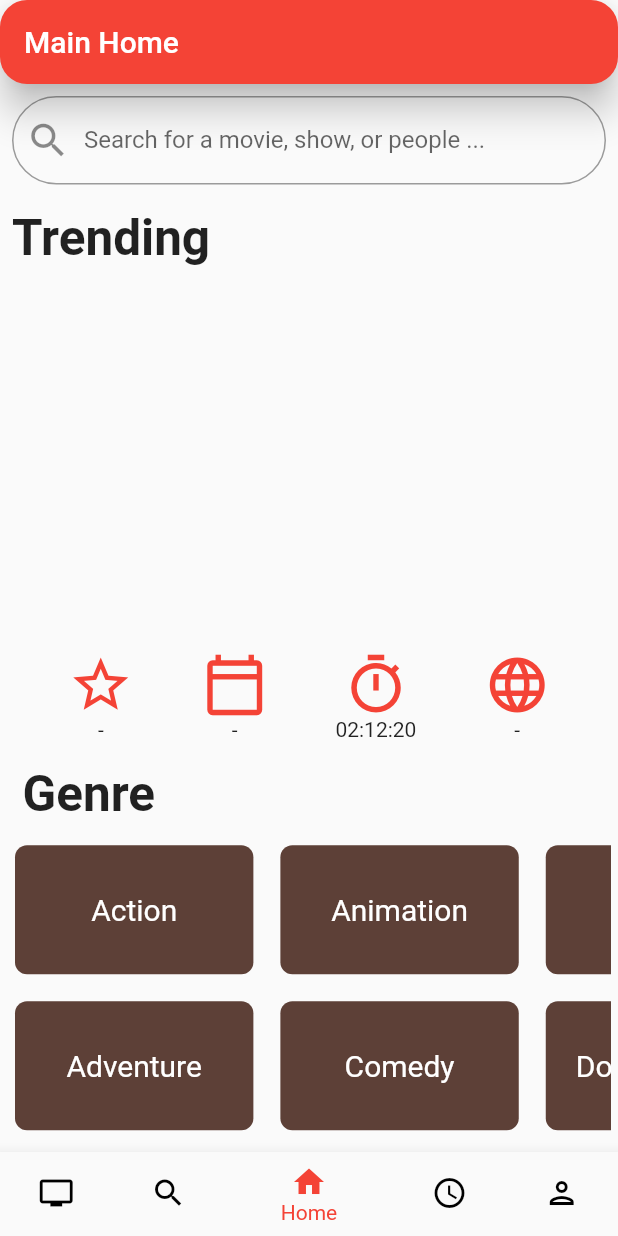
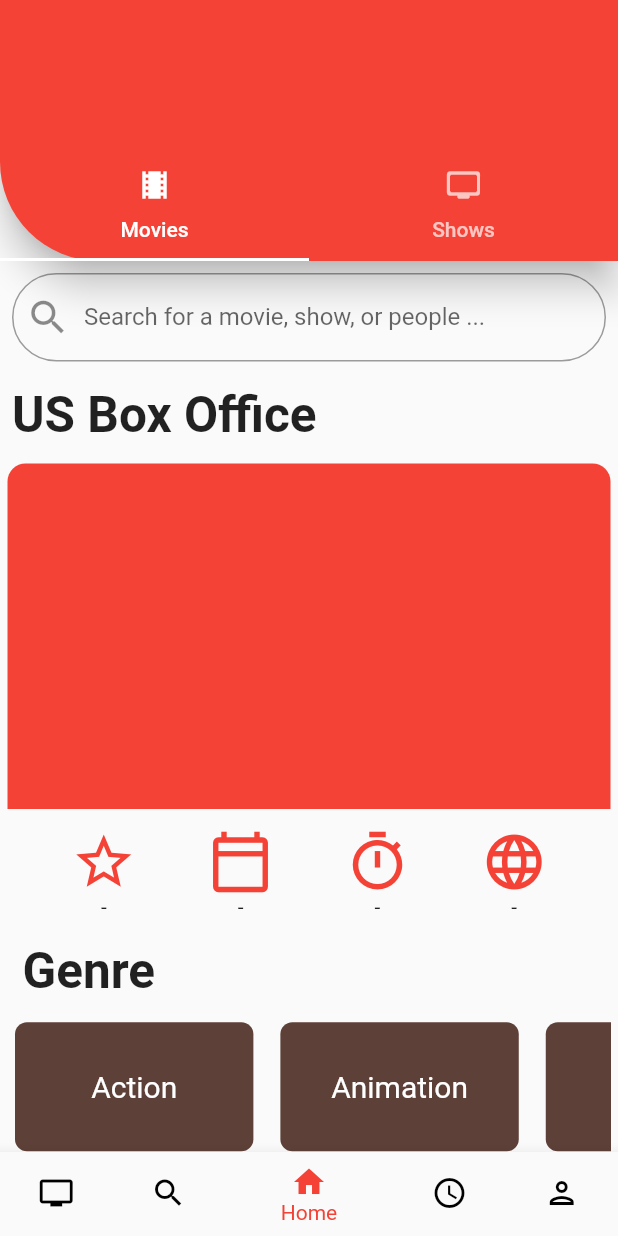
Before and after one commit to shariffahes/Chillax, a Flutter app: the screen it shows after launch, on a phone screen of 412 x 824 dp. Run offline on Flutter 3.47's test engine with Material 2 defaults, Android fonts, the phone set to English and light mode, and no system bars; our stand-ins replace pull_to_refresh, scroll_to_index; network calls fail.

```diff
--- a/Garbage/item_view.dart
+++ b/Garbage/item_view.dart
@@ -1,5 +1,5 @@
 import 'package:discuss_it/models/providers/Movies.dart';
-import 'package:discuss_it/widgets/Item_details.dart';
+import 'Item_details.dart';
 import 'package:flutter/material.dart';
 
 class ItemList extends StatelessWidget {
--- a/Garbage/poster_item.dart
+++ b/Garbage/poster_item.dart
@@ -1,6 +1,6 @@
 import 'package:discuss_it/models/providers/Movies.dart';
 import 'package:discuss_it/models/providers/User.dart';
-import 'package:discuss_it/widgets/Item_details.dart';
+import 'Item_details.dart';
 import 'package:flutter/material.dart';
 import 'package:provider/provider.dart';
 
--- a/lib/main.dart
+++ b/lib/main.dart
@@ -1,7 +1,6 @@
 import 'package:discuss_it/models/providers/Movies.dart';
 import 'package:discuss_it/models/providers/User.dart';
 import 'package:discuss_it/screens/list_all_screen.dart';
-import 'package:discuss_it/widgets/Item_details.dart';
 import 'package:discuss_it/widgets/PreviewWidgets/PreviewItem.dart';
 import 'package:provider/provider.dart';
 import 'screens/tabs_screen.dart';
--- a/lib/models/keys.dart
+++ b/lib/models/keys.dart
@@ -1,16 +1,12 @@
 import 'dart:convert';
-
-import 'package:discuss_it/models/providers/Movies.dart';
-import 'package:discuss_it/models/providers/User.dart';
 import 'package:http/http.dart' as http;
 import 'package:intl/intl.dart';
 
 enum DiscoverTypes {
+  boxoffice,
+  genre,
   trending,
-  genre,
-  now_playing,
   popular,
-  top_rated,
   upcoming
 }
 
@@ -25,31 +21,39 @@ extension ParseToString on DiscoverTypes {
 }
 
 class keys {
-  static Map<String, int> genres = {
-    "Action": 28,
-    "Adventure": 12,
-    "Animation": 16,
-    "Comedy": 35,
-    "Crime": 80,
-    "Documentary": 99,
-    "Drama": 18,
-    "Family": 10751,
-    "Fantasy": 14,
-    "History": 36,
-    "Horror": 27,
-    "Music": 10402,
-    "Mystery": 9648,
-    "Romance": 10749,
-    "Science Fiction": 878,
-    "TV Movie": 10770,
-    "Thriller": 53,
-    "War": 10752,
-    "Western": 37,
-  };
+  static List<String> genres = [
+   "Action",
+    "Adventure",
+    "Animation",
+    "Anime",
+    "Comedy",
+    "Crime",
+    "Documentary",
+    "Drama",
+    "Family",
+    "Fantasy",
+    "History",
+    "Holiday",
+    "Horror",
+    "Music",
+    "Musical",
+    "Mystery",
+    "None",
+    "Romance",
+    "Science Fiction",
+    "Short",
+    "Sporting Event",
+    "Superhero",
+    "Suspense",
+    "Thriller",
+    "War",
+    "Western"
+  ];
   static int mainList = 2;
-  static const String apiKey = "dd5468d7aa41e016a24fa6bce058252d";
-  static String baseImageURL = "https://image.tmdb.org/t/p/w500";
-  static String baseURL = "https://api.themoviedb.org/3/";
+  static const String apiKey = "4b919f5ec98bd3a8ae5e4603d87a919a22dedbbbb009839540bd43eae25b68f2";
+  static String baseImageURL = "https://image.tmdb.org/t/p/";
+  static String baseURL = "https://api.trakt.tv/";
+  static const String defaultImage = "https://i.postimg.cc/cLWJs6Rb/logo.png";
   void fetchConfig() async {
     final url =
         Uri.parse("https://api.themoviedb.org/3/configuration?api_key=$apiKey");
--- a/lib/models/providers/Movies.dart
+++ b/lib/models/providers/Movies.dart
@@ -9,26 +9,21 @@ class Movie {
   final int id;
   final String name;
   final String overview;
-  final String posterURL;
-  final String backDropURL;
-  final double rate;
-  final String releaseDate;
+  String posterURL;
+  String backDropURL;
+  final String rate;
+  final int releaseDate;
   final String language;
+  final int duration;
 
-  Movie(
-    this.id,
-    this.name,
-    this.overview,
-    this.posterURL,
-    this.backDropURL,
-    this.rate,
-    this.releaseDate,
-    this.language,
-  );
+  Movie(this.id, this.name, this.overview, this.rate, this.releaseDate,
+      this.language, this.duration, this.posterURL, this.backDropURL);
 }
 
 class MovieProvider with ChangeNotifier {
   Map<DiscoverTypes, List<Movie>> _movies = {};
+  Map<int, List<String>> imgs = {};
+
   List<int> currentPage = DiscoverTypes.values.map((e) => 1).toList();
 
   Future<MovieProvider> fetchMovieListBy(DiscoverTypes type,
@@ -36,24 +31,25 @@ class MovieProvider with ChangeNotifier {
     if (_movies[type] != null && _movies[type]!.isNotEmpty) return this;
     final stringURL = _prepareURL(type);
     final decodedData = await _fetchData(stringURL);
-    final results = decodedData['results'] as List<dynamic>;
 
-    final movieData = _extractMoviesData(results);
+    final results = decodedData as List<dynamic>;
+
+    final movieData = await _extractMoviesData(results);
+
     _movies[type] = movieData;
+
     notifyListeners();
     return this;
   }
 
-  String _prepareURL(DiscoverTypes type, {page = 1, int? genre}) {
-    String stringURL = "";
-    if (type == DiscoverTypes.trending) {
-      stringURL = '${keys.baseURL}trending/all/day?api_key=${keys.apiKey}';
-    } else if (type == DiscoverTypes.genre) {
+  String _prepareURL(DiscoverTypes type, {page = 1, String? genre}) {
+    String stringURL;
+    if (type == DiscoverTypes.genre) {
       stringURL =
-          '${keys.baseURL}discover/movie?api_key=${keys.apiKey}&sort_by=popularity.des&page=$page&with_genres=$genre';
+          '${keys.baseURL}movies/recommended/daily?&page=$page&limit=${15}&genres=${genre!.toLowerCase()}&extended=full';
     } else {
       stringURL =
-          '${keys.baseURL}movie/${type.toShortString()}?api_key=${keys.apiKey}&language=en-US&page=$page';
+          '${keys.baseURL}movies/${type.toShortString()}?api_key=${keys.apiKey}&page=$page&limit=${15}&extended=full';
     }
     return stringURL;
   }
@@ -61,65 +57,86 @@ class MovieProvider with ChangeNotifier {
   Future<dynamic> _fetchData(String url) async {
     final parsedURL = Uri.parse(url);
     try {
-      final response = await http.get(parsedURL);
-      print(response.request);
+      final response = await http.get(
+        parsedURL,
+        headers: {
+          'Content-Type': 'application/json',
+          'trakt-api-version': '2',
+          'trakt-api-key': keys.apiKey,
+        },
+      );
+
       return json.decode(response.body);
     } catch (error) {
       throw HttpException(error.toString());
     }
   }
 
-  List<Movie> _extractMoviesData(List<dynamic> results) {
+  Future<List<Movie>> _extractMoviesData(List<dynamic> results) async {
     List<Movie> movieData = [];
+    for (var movie in results) {
+      final res = movie['movie'] ?? movie;
+      final id = res['ids']['trakt'] ?? 0;
+      print(id);
+      final title = res['title'] ?? '-';
+      final overview = res['overview'] ?? '-';
+      final duration = res['runtime'] ?? 0;
+      final rate =
+          res['rating'] == null ? '-' : res['rating'].toStringAsFixed(1);
 
-    results.forEach((movie) {
-      //deal with empty values
-      final id = movie['id'] ?? 0;
-      final title = movie['original_title'] ?? '-';
-      final overview = movie['overview'] ?? '-';
-      final imageURL = movie['poster_path'] == null
+      int releaseDate = res['year'] ?? 0;
+      String lan = res['language'] ?? '-';
+      lan = lan.isEmpty ? '-' : lan;
+
+      final tmdbId = res['ids']['tmdb'] ?? -1;
+
+      final url = Uri.parse(
+          'https://api.themoviedb.org/3/movie/$tmdbId/images?api_key=dd5468d7aa41e016a24fa6bce058252d');
+
+      final response = await http.get(url);
+
+      final images = json.decode(response.body);
+
+      final posterImages = images['posters'] != null
+          ? (images['posters'].isNotEmpty ? images['posters'][0] : {})
+          : {};
+      final imageURL = posterImages['file_path'] == null
           ? "https://i.postimg.cc/cLWJs6Rb/logo.png"
-          : keys.baseImageURL + movie['poster_path'];
-      final backDropURL = movie['backdrop_path'] == null
+          : keys.baseImageURL + '/w500' + posterImages['file_path'];
+
+      final backdropImages = images['backdrops'] != null
+          ? (images['backdrops'].isNotEmpty ? images['backdrops'][0] : {})
+          : {};
+      final backDropURL = backdropImages['file_path'] == null
           ? "https://i.postimg.cc/cLWJs6Rb/logo.png"
-          : keys.baseImageURL + movie['backdrop_path'];
-
-      final rate = movie['vote_average'] == null
-          ? 0.0
-          : movie['vote_average'].toDouble();
-
-      String releaseDate = movie['release_date'] ?? '-';
-      releaseDate = releaseDate.isEmpty ? '-' : releaseDate;
-
-      String lan = movie['original_language'] ?? '-';
-
-      lan = lan.isEmpty ? '-' : lan;
+          : keys.baseImageURL + '/w1280' + backdropImages['file_path'];
 
       movieData.add(Movie(
         id,
         title,
         overview,
-        imageURL,
-        backDropURL,
         rate,
         releaseDate,
         lan,
+        duration,
+        imageURL,
+        backDropURL,
       ));
-    });
+    }
 
     return movieData;
   }
 
-  Future<void> loadMore(DiscoverTypes type, {int? genre}) async {
+  Future<void> loadMore(DiscoverTypes type, {String? genre}) async {
     currentPage[type.index]++;
 
     final url = _prepareURL(type, page: currentPage[type.index], genre: genre);
     try {
       final decodedData = await _fetchData(url);
 
-      final results = decodedData['results'] as List<dynamic>;
+      final results = decodedData as List<dynamic>;
 
-      List<Movie> _movieData = _extractMoviesData(results);
+      List<Movie> _movieData = await _extractMoviesData(results);
       _movies[type]!.addAll(_movieData);
     } catch (error) {
       print(error);
@@ -129,25 +146,34 @@ class MovieProvider with ChangeNotifier {
   }
 
   Future<List<People>> fetchCast(int id) async {
-    final stringURL = keys.baseURL +
-        "/movie/$id/credits?api_key=${keys.apiKey}&language=en-US";
+    final stringURL = keys.baseURL + "movies/$id/people?api_key=${keys.apiKey}";
+
     final decodedData = await _fetchData(stringURL);
 
     final _results = decodedData['cast'] as List<dynamic>;
+
     final maxRange = _results.length < 10 ? _results.length : 10;
+
     List<People> _cast = [];
-    for (var actor in _results.getRange(0, maxRange)) {
-      final id = actor['id'];
-      final name = actor['name'];
-      final originalName = actor['original_name'];
-      final gender = actor['gender'];
-      final character = actor['character'] ?? "-";
-      final profileURL = actor['profile_path'] == null
-          ? "https://i.postimg.cc/cLWJs6Rb/logo.png"
-          : keys.baseImageURL + actor['profile_path'];
 
-      _cast.add(People(name, id, gender, originalName, character, profileURL));
-    }
+    _results.getRange(0, maxRange).forEach((actor) {
+      final person = actor['person'];
+
+      final id = person['ids']['trakt'] ?? 0;
+      final name = person['name'] ?? '-';
+
+      final List<dynamic> characters = actor['characters'] ?? [];
+
+
+      List<String> chars = [];
+      characters.forEach((element) {
+        chars.add(element);
+      });
+
+      final profileURL = "https://i.postimg.cc/cLWJs6Rb/logo.png";
+
+      _cast.add(People(name, id, chars, profileURL));
+    });
 
     return _cast;
   }
@@ -158,19 +184,22 @@ class MovieProvider with ChangeNotifier {
     final url =
         "https://api.themoviedb.org/3/search/movie?api_key=${keys.apiKey}&query=$parsedName";
     final response = await _fetchData(url);
-    final results = response['results'] as List<dynamic>;
-    List<Movie> _searchData = _extractMoviesData(results);
+    final results = response as List<dynamic>;
+    List<Movie> _searchData = await _extractMoviesData(results);
     return _searchData;
   }
 
   Future<List<Movie>> fetchMovieBy(String genre) async {
     currentPage[DiscoverTypes.genre.index] = 1;
 
-    final url = _prepareURL(DiscoverTypes.genre, genre: keys.genres[genre]);
+    final url = _prepareURL(DiscoverTypes.genre, genre: genre);
 
     final decodedData = await _fetchData(url);
-    final results = decodedData['results'] as List<dynamic>;
-    final List<Movie> _movieData = _extractMoviesData(results);
+
+    final results = decodedData as List<dynamic>;
+
+    final List<Movie> _movieData = await _extractMoviesData(results);
+
     _movies[DiscoverTypes.genre] = _movieData;
     return _movieData;
   }
--- a/lib/models/providers/People.dart
+++ b/lib/models/providers/People.dart
@@ -1,11 +1,8 @@
 class People {
   final String name;
   final int id;
-  final int gender;
-  final String originalName;
-  final String character;
+  final List<String> character;
   final String profileURL;
 
-  People(this.name, this.id, this.gender, this.originalName, this.character,
-      this.profileURL);
+  People(this.name, this.id, this.character, this.profileURL);
 }
--- a/lib/screens/home_screen.dart
+++ b/lib/screens/home_screen.dart
@@ -20,7 +20,7 @@ class _HomeScreenState extends State<HomeScreen> {
     return SingleChildScrollView(
       child: Column(children: [
         SearchWidget(),
-        Trending(DiscoverTypes.trending),
+        Trending(DiscoverTypes.boxoffice),
         Container(
             padding: const EdgeInsets.all(5),
             child: Genre(DiscoverTypes.genre)),
--- a/lib/screens/list_all_screen.dart
+++ b/lib/screens/list_all_screen.dart
@@ -22,7 +22,7 @@ class ListAll extends StatelessWidget {
     );
 
     Future<void> load() async {
-      await _movieProvider.loadMore(type, genre: keys.genres[genre] ?? null);
+      await _movieProvider.loadMore(type, genre: genre ?? null);
       _controller.loadComplete();
     }
 
@@ -33,7 +33,9 @@ class ListAll extends StatelessWidget {
       body: FutureBuilder<List<Movie>>(
         future: (genre != null ? _movieProvider.fetchMovieBy(genre) : null),
         builder: (_, snapshot) {
+          print(snapshot.error);
           if (snapshot.hasError) return Text('An error has occured :(');
+
           if (snapshot.connectionState == ConnectionState.waiting)
             return Center(
               child: CircularProgressIndicator(),
--- a/lib/screens/tabs_screen.dart
+++ b/lib/screens/tabs_screen.dart
@@ -22,34 +22,12 @@ class _TabsScreenState extends State<TabsScreen> {
       {
         'page': WatchListScreen(),
         'title': 'Watch List',
-        'tabBar': TabBar(
-          labelColor: Colors.white,
-          tabs: [
-            Tab(
-              text: 'Movies',
-            ),
-            Tab(
-              text: 'Shows',
-            )
-          ],
-        )
       },
       {'page': SearchScreen(), 'title': 'Discover'},
       {'page': HomeScreen(), 'title': 'Main Home'},
       {
         'page': UpcomingScreen(),
         'title': 'Upcoming',
-        'tabBar': TabBar(
-          labelColor: Colors.white,
-          tabs: [
-            Tab(
-              text: 'Movies',
-            ),
-            Tab(
-              text: 'Shows',
-            )
-          ],
-        )
       },
       {'page': ProfileScreen(), 'title': 'My Profile'},
     ];
@@ -68,12 +46,24 @@ class _TabsScreenState extends State<TabsScreen> {
       child: Scaffold(
         appBar: AppBar(
           elevation: 10,
-          shape:
-              RoundedRectangleBorder(borderRadius: BorderRadius.circular(18)),
-          bottom: tabBarWidgets[_index].containsKey('tabBar')
-              ? tabBarWidgets[_index]['tabBar'] as TabBar
-              : null,
-          title: Text(tabBarWidgets[_index]['title'] as String),
+          shape: RoundedRectangleBorder(
+              borderRadius: BorderRadius.only(
+            bottomLeft: Radius.circular(66),
+          )),
+          toolbarHeight: 100,
+          bottom: TabBar(
+            labelColor: Colors.white,
+            tabs: [
+              Tab(
+                icon: Icon(Icons.local_movies),
+                text: 'Movies',
+              ),
+              Tab(
+                icon: Icon(Icons.tv_rounded),
+                text: 'Shows',
+              )
+            ],
+          ),
         ),
         bottomNavigationBar: BottomNavigationBar(
           selectedItemColor: Colors.red,
--- a/lib/widgets/HomeWidgets/Type/PosterList.dart
+++ b/lib/widgets/HomeWidgets/Type/PosterList.dart
@@ -86,8 +86,8 @@ class _PosterListState extends State<PosterList> {
 }
 
 class ImagePoster extends StatelessWidget {
-  final String posterURL;
-  const ImagePoster(this.posterURL);
+  final String imageURL;
+  const ImagePoster(this.imageURL);
 
   @override
   Widget build(BuildContext context) {
@@ -98,7 +98,7 @@ class ImagePoster extends StatelessWidget {
         child: FadeInImage(
           placeholder: AssetImage('assets/images/logo.png'),
           image: NetworkImage(
-            posterURL,
+            imageURL,
           ),
           fit: BoxFit.cover,
         ),
--- a/lib/widgets/HomeWidgets/Type/Type.dart
+++ b/lib/widgets/HomeWidgets/Type/Type.dart
@@ -1,5 +1,4 @@
 import 'package:discuss_it/widgets/UniversalWidgets/universal.dart';
-
 import '../../../models/keys.dart';
 import '../../../models/providers/Movies.dart';
 import '../../../screens/list_all_screen.dart';
@@ -44,6 +43,7 @@ class Type extends StatelessWidget {
         builder: (_, snapshot) {
           if (snapshot.hasError)
             //replace by somthing better
+
             return Universal.failedWidget();
           if (snapshot.connectionState == ConnectionState.waiting)
             return Universal.loadingWidget();
--- a/lib/widgets/HomeWidgets/genre/Genre.dart
+++ b/lib/widgets/HomeWidgets/genre/Genre.dart
@@ -6,7 +6,7 @@ class Genre extends StatelessWidget {
   final DiscoverTypes type;
    Genre(this.type);
 
-  final _items = keys.genres.keys.toList();
+  final _items = keys.genres.toList();
   @override
   Widget build(BuildContext context) {
     return Column(
--- a/lib/widgets/HomeWidgets/search/SearchList.dart
+++ b/lib/widgets/HomeWidgets/search/SearchList.dart
@@ -22,7 +22,7 @@ class SearchLists extends StatelessWidget {
                   },
                   leading: Image.network(movie.posterURL),
                   title: Text(movie.name),
-                  subtitle: Text(keys.reformData(movie.releaseDate)),
+                  subtitle: Text(keys.reformData(movie.releaseDate.toString())),
                 ))
             .toList(),
       ),
--- a/lib/widgets/HomeWidgets/trending/Trending.dart
+++ b/lib/widgets/HomeWidgets/trending/Trending.dart
@@ -45,7 +45,23 @@ class _TrendingState extends State<Trending> {
   Widget build(BuildContext context) {
     var aspectRatio = AspectRatio(
       aspectRatio: 7 / 4,
-      child: ListView.builder(
+      child: _movies.isEmpty
+          ? ListView(
+              children: [
+                Container(
+                  decoration: BoxDecoration(
+                    color: Colors.red,
+                    borderRadius: BorderRadius.circular(
+                      12.0,
+                    ),
+                  ),
+                  margin: const EdgeInsets.all(5),
+                  height: 300,
+                  width: 360,
+                ),
+              ],
+            )
+          : ListView.builder(
               controller: _controller,
               scrollDirection: Axis.horizontal,
               itemBuilder: (_, index) => AutoScrollTag(
@@ -54,8 +70,8 @@ class _TrendingState extends State<Trending> {
                 index: index,
                 child: GestureDetector(
                   onTap: () {
-              Navigator.of(context)
-                  .pushNamed(PreviewItem.route, arguments: _movies[index]);
+                    Navigator.of(context).pushNamed(PreviewItem.route,
+                        arguments: _movies[index]);
                   },
                   onHorizontalDragDown: (details) {
                     _scrollToIndex((index + 1) % _movies.length);
@@ -97,7 +113,7 @@ class _TrendingState extends State<Trending> {
         Padding(
           padding: const EdgeInsets.all(8.0),
           child: Text(
-            'Trending',
+            'US Box Office',
             style: TextStyle(fontSize: 33, fontWeight: FontWeight.bold),
           ),
         ),
@@ -105,21 +121,20 @@ class _TrendingState extends State<Trending> {
         SizedBox(
           height: 13,
         ),
-        InfoRow(movies: _movies, ind: ind)
+        InfoRow(_movies, ind)
       ],
     );
   }
 }
 
 class InfoRow extends StatelessWidget {
-  const InfoRow({
-    Key? key,
-    required List<Movie> movies,
-    required this.ind,
-  }) : _movies = movies, super(key: key);
-
   final List<Movie> _movies;
   final int ind;
+
+  const InfoRow(
+    this._movies,
+    this.ind,
+  );
 
   @override
   Widget build(BuildContext context) {
@@ -128,11 +143,12 @@ class InfoRow extends StatelessWidget {
       children: [
         icons(
           Icons.star_outline,
-          (_movies.isNotEmpty ? '${_movies[ind].rate}' : '-'),
+          (_movies.isNotEmpty ? _movies[ind].rate : '-'),
         ),
         icons(Icons.calendar_today_outlined,
-            (_movies.isNotEmpty ? _movies[ind].releaseDate : '-')),
-        icons(Icons.timer_outlined, '02:12:20'),
+            (_movies.isNotEmpty ? _movies[ind].releaseDate.toString() : '-')),
+        icons(Icons.timer_outlined,
+            _movies.isNotEmpty ? _movies[ind].duration.toString() : '-'),
         icons(
           Icons.language,
           (_movies.isNotEmpty ? _movies[ind].language : '-'),
--- a/lib/widgets/UniversalWidgets/universal.dart
+++ b/lib/widgets/UniversalWidgets/universal.dart
@@ -15,7 +15,7 @@ class Universal {
     return Center(child: Text('Failed'));
   }
 
-  static Widget rateContainer(double rate) {
+  static Widget rateContainer(String rate) {
     return Row(
       mainAxisSize: MainAxisSize.min,
       crossAxisAlignment: CrossAxisAlignment.start,
```
Also changed, not shown: lib/widgets/ListWidget/CardItem.dart (+6 -1 lines), lib/widgets/PreviewWidgets/PreviewItem.dart (+5 -3 lines), Garbage/Item_details.dart (renamed from lib/widgets/Item_details.dart), lib/screens/watch_list_screen.dart (line endings or trailing spaces). Lines whose indentation alone changed are shown as unchanged.
